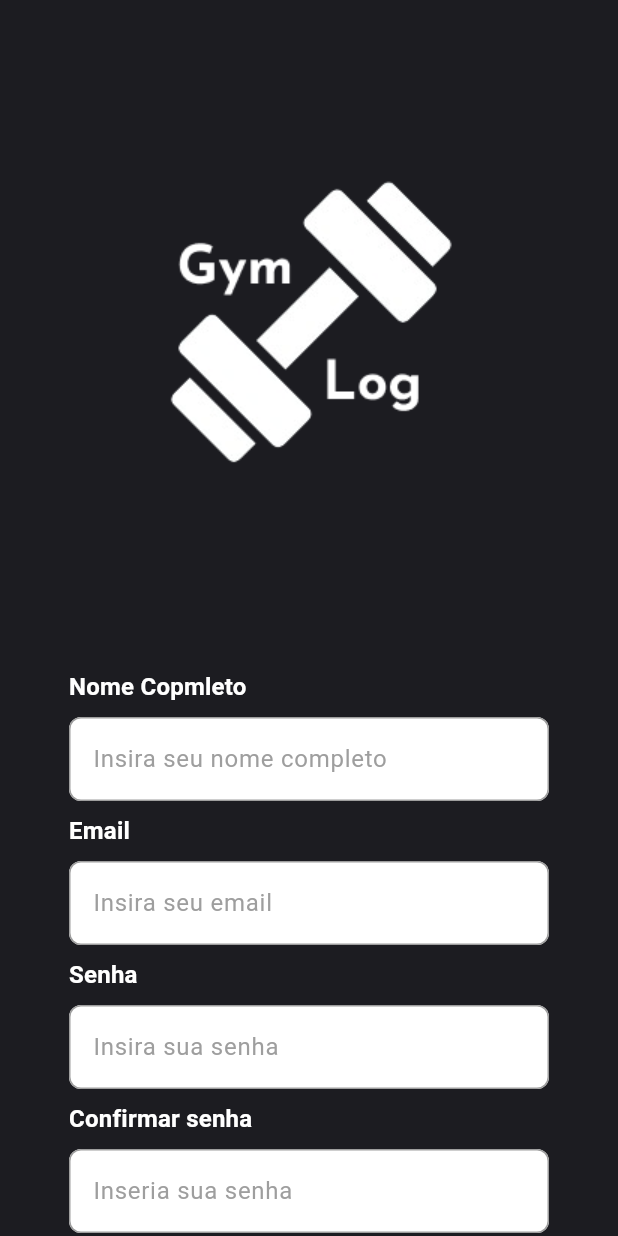
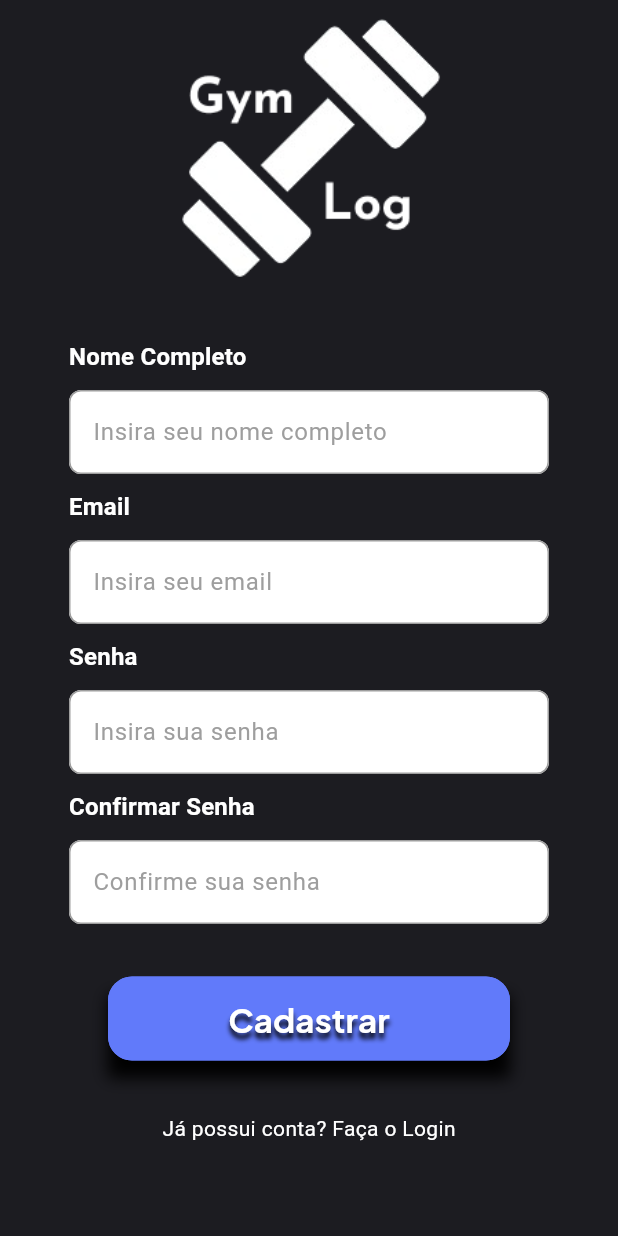
Before and after one commit to GymLogCorp/gym_log, a Flutter app: the screen it shows after launch, after a tap on "CADASTRAR", on a phone screen of 412 x 824 dp. Run offline on Flutter 3.47's test engine with Material 3 defaults, Android fonts, the phone set to English and light mode, and no system bars; our stand-ins replace google_fonts.

```diff
--- a/lib/components/input.dart
+++ b/lib/components/input.dart
@@ -1,6 +1,6 @@
 import 'package:flutter/material.dart';
 
-class InputField extends StatelessWidget {
+class CustomTextFormField extends StatelessWidget {
   final String labelText;
   final bool obscureText;
   final TextEditingController? controller;
@@ -8,8 +8,10 @@ class InputField extends StatelessWidget {
   final Color titleColor;
   final Color borderColor;
   final Color fillColor;
+  final String? Function(String?)? validator; // funcao de validacao
+  final String? errorMessage; // mensagem de erro
 
-  const InputField({
+  const CustomTextFormField({
     super.key,
     required this.labelText,
     this.obscureText = false,
@@ -18,6 +20,8 @@ class InputField extends StatelessWidget {
     this.titleColor = Colors.white,
     this.borderColor = Colors.grey,
     this.fillColor = Colors.white,
+    this.validator,
+    this.errorMessage,
   });
 
   @override
@@ -29,7 +33,7 @@ class InputField extends StatelessWidget {
         children: [
           if (title != null)
             Padding(
-              padding: const EdgeInsets.symmetric(vertical: 8.0),
+              padding: const EdgeInsets.symmetric(vertical: 10.0),
               child: Text(
                 title!,
                 style: Theme.of(context).textTheme.titleMedium?.copyWith(
@@ -38,7 +42,7 @@ class InputField extends StatelessWidget {
                     ),
               ),
             ),
-          TextField(
+          TextFormField(
             obscureText: obscureText,
             controller: controller,
             decoration: InputDecoration(
@@ -58,7 +62,9 @@ class InputField extends StatelessWidget {
                 borderRadius: BorderRadius.circular(8.0),
                 borderSide: BorderSide(color: borderColor),
               ),
+              errorText: errorMessage, // mostra mensagem de erro se houver
             ),
+            validator: validator, // funcao de validacao personalizada
           ),
         ],
       ),
--- a/lib/pages/register.dart
+++ b/lib/pages/register.dart
@@ -3,14 +3,75 @@ import 'package:gym_log/components/input.dart';
 import 'package:gym_log/components/button.dart';
 import 'package:gym_log/pages/login.dart';
 
-class Register extends StatelessWidget {
+class Register extends StatefulWidget {
   const Register({super.key});
+
+  @override
+  _RegisterState createState() => _RegisterState();
+}
+
+class _RegisterState extends State<Register> {
+  // chave global para acessar o estado do formulário
+  final _formKey = GlobalKey<FormState>();
+// tudo que for controler e uma instâncias da classe TextEditingController
+// que e usado para controlar/monitorar o estado o conteudo dos campos de texto
+
+  // controladores para os campos de texto
+  final TextEditingController _nameController = TextEditingController();
+  final TextEditingController _emailController = TextEditingController();
+  final TextEditingController _passwordController = TextEditingController();
+  final TextEditingController _confirmPasswordController =
+      TextEditingController();
+
   void navigateToLogin(BuildContext context) {
     Navigator.push(
       context,
       MaterialPageRoute(
         builder: (context) => const Login(),
-        ));
+      ),
+    );
+  }
+
+  // funcao que valida email
+  String? _validateEmail(String? value) {
+    if (value == null || value.isEmpty) {
+      return 'O email é obrigatório';
+    }
+    final emailRegex = RegExp(
+        r'^[^@]+@[^@]+\.[^@]+'); //regex copiado hasMatch e pra ver se ta batendo com o regex
+    if (!emailRegex.hasMatch(value)) {
+      return 'Insira um email válido';
+    }
+    return null;
+  }
+
+  // funcao que valida senha e confirma
+  String? _validatePassword(String? value) {
+    if (value == null || value.isEmpty) {
+      return 'A senha é obrigatória';
+    }
+    if (value.length < 6) {
+      return 'A senha deve ter pelo menos 6 caracteres';
+    }
+    return null;
+  }
+
+  String? _validateConfirmPassword(String? value) {
+    if (value == null || value.isEmpty) {
+      return 'A confirmação da senha é obrigatória';
+    }
+    if (value != _passwordController.text) {
+      return 'As senhas não coincidem';
+    }
+    return null;
+  }
+
+  // so e chamada quando aperta o botao
+  void _submitForm() {
+    if (_formKey.currentState!.validate()) {
+      // se tudo estiver ok vai para onde eu mandar
+      navigateToLogin(context);
+    }
   }
 
   @override
@@ -24,34 +85,68 @@ class Register extends StatelessWidget {
             padding: const EdgeInsets.only(top: 10.0),
             child: ListView(
               children: [
-                Image.asset('assets/images/logo_branca_sem_fundo.png'),
+                Image.asset(
+                  'assets/images/logo_branca_sem_fundo.png',
+                  width: 180,
+                  height: 180,
+                ),
                 Column(
                   children: [
-                    const SizedBox(
-                      height: 16.0,
+                    const SizedBox(height: 26.0),
+                    Form(
+                      key: _formKey, // chave do formulário
+                      child: Column(
+                        children: [
+                          CustomTextFormField(
+                            labelText: 'Insira seu nome completo',
+                            title: 'Nome Completo',
+                            controller: _nameController,
+                            validator: (value) {
+                              if (value == null || value.isEmpty) {
+                                return 'O nome é obrigatório';
+                              }
+                              return null;
+                            },
                           ),
-                    const InputField(
-                        labelText: 'Insira seu nome completo',
-                        title: 'Nome Copmleto'),
-                    const InputField(
-                        labelText: 'Insira seu email', title: 'Email'),
-                    const InputField(
-                        labelText: 'Insira sua senha', title: 'Senha'),
-                    const InputField(
-                        labelText: 'Inseria sua senha',
-                        title: 'Confirmar senha'),
-                    const SizedBox(height: 25.0),
+                          CustomTextFormField(
+                            labelText: 'Insira seu email',
+                            title: 'Email',
+                            controller: _emailController,
+                            validator: _validateEmail, // validacao email
+                          ),
+                          CustomTextFormField(
+                            labelText: 'Insira sua senha',
+                            title: 'Senha',
+                            obscureText: true,
+                            controller: _passwordController,
+                            validator: _validatePassword, // validacao de senha
+                          ),
+                          CustomTextFormField(
+                            labelText: 'Confirme sua senha',
+                            title: 'Confirmar Senha',
+                            obscureText: true,
+                            controller: _confirmPasswordController,
+                            validator:
+                                _validateConfirmPassword, // confirma senha
+                          ),
+                          const SizedBox(height: 35.0),
                           Button(
                             label: 'Cadastrar',
                             bgColor: 0xFF617AFA,
                             textColor: 0xFFFFFFFF,
                             borderColor: 0xFF617AFA,
-                      onPressedProps: () {
-                        navigateToLogin(context);
-                      },
+                            onPressedProps: _submitForm, // envia essa bomba
                           ),
                         ],
-                )
+                      ),
+                    ),
+                    const Padding(padding: EdgeInsets.only(bottom: 35.0)),
+                    const Text(
+                      'Já possui conta? Faça o Login',
+                      style: TextStyle(color: Colors.white),
+                    ),
+                  ],
+                ),
               ],
             ),
           ),
```
Lines whose indentation alone changed are shown as unchanged.
